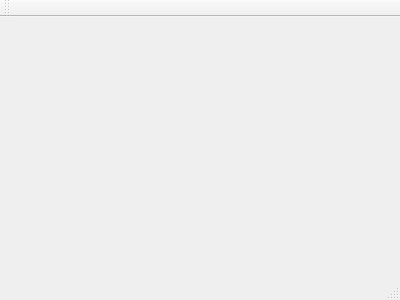
Qt form src/app-resize-test/mainwindow.ui (noodlecollie/calliper) before a commit.
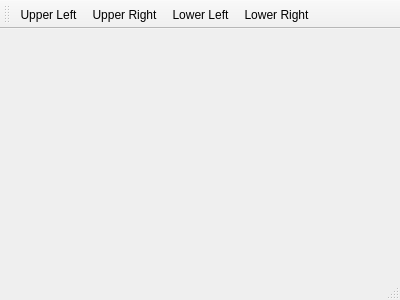
The same form after that commit.

```diff
--- a/src/app-resize-test/mainwindow.ui
+++ b/src/app-resize-test/mainwindow.ui
@@ -12,13 +12,52 @@
   <property name="windowTitle" >
    <string>MainWindow</string>
   </property>
-  <widget class="QMenuBar" name="menuBar" />
-  <widget class="QToolBar" name="mainToolBar" />
-  <widget class="QWidget" name="centralWidget" />
-  <widget class="QStatusBar" name="statusBar" />
+  <widget class="QWidget" name="centralWidget"/>
+  <widget class="QMenuBar" name="menuBar">
+   <property name="geometry">
+    <rect>
+     <x>0</x>
+     <y>0</y>
+     <width>400</width>
+     <height>22</height>
+    </rect>
+   </property>
+  </widget>
+  <widget class="QToolBar" name="mainToolBar">
+   <attribute name="toolBarArea">
+    <enum>TopToolBarArea</enum>
+   </attribute>
+   <attribute name="toolBarBreak">
+    <bool>false</bool>
+   </attribute>
+   <addaction name="actionUpper_Left"/>
+   <addaction name="actionUpper_Right"/>
+   <addaction name="actionLower_Left"/>
+   <addaction name="actionLower_Right"/>
+  </widget>
+  <widget class="QStatusBar" name="statusBar"/>
+  <action name="actionUpper_Left">
+   <property name="text">
+    <string>Upper Left</string>
+   </property>
+  </action>
+  <action name="actionUpper_Right">
+   <property name="text">
+    <string>Upper Right</string>
+   </property>
+  </action>
+  <action name="actionLower_Left">
+   <property name="text">
+    <string>Lower Left</string>
+   </property>
+  </action>
+  <action name="actionLower_Right">
+   <property name="text">
+    <string>Lower Right</string>
+   </property>
+  </action>
  </widget>
- <layoutDefault spacing="6" margin="11" />
- <pixmapfunction></pixmapfunction>
+ <layoutdefault spacing="6" margin="11"/>
  <resources/>
  <connections/>
 </ui>
```
Left out of the diff: 77 changed lines with no effect on the pictures.
